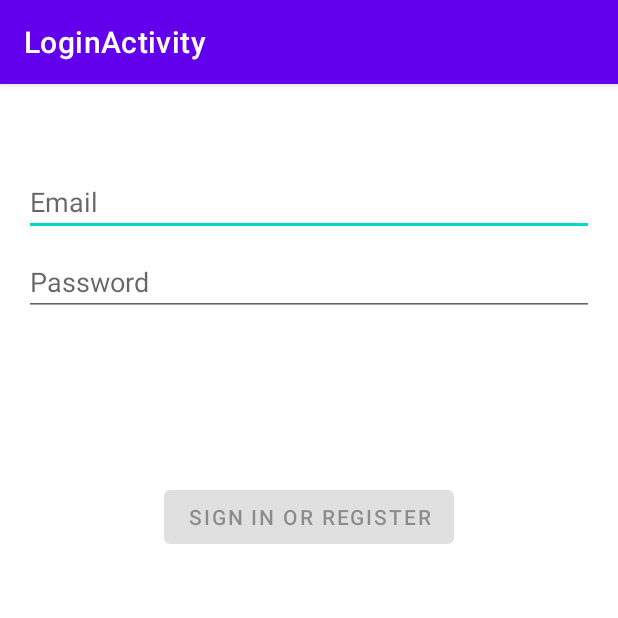
After one commit to lucashusa079/Seshat-Katherin-Lucas, an Android app: the LoginActivity screen opened directly, with no data from a screen before it, on a phone screen of 412 x 824 dp, the top half of it. The commit adds this screen. Run offline under Robolectric (Android 15) with nearby library versions, the phone set to English and light mode, and no system bars; 1 statement that could not run was skipped.

Commit message:
Base del proyecto2

```diff
--- a/app/build.gradle.kts
+++ b/app/build.gradle.kts
@@ -43,6 +43,8 @@ dependencies {
     implementation(libs.lifecycle.viewmodel.ktx)
     implementation(libs.navigation.fragment)
     implementation(libs.navigation.ui)
+    implementation(libs.annotation)
+    implementation(libs.activity)
     testImplementation(libs.junit)
     androidTestImplementation(libs.ext.junit)
     androidTestImplementation(libs.espresso.core)
--- a/app/src/main/AndroidManifest.xml
+++ b/app/src/main/AndroidManifest.xml
@@ -13,6 +13,10 @@
         android:theme="@style/Theme.Sashat"
         tools:targetApi="31">
         <activity
+            android:name=".ui.login.LoginActivity"
+            android:exported="false"
+            android:label="@string/title_activity_login" />
+        <activity
             android:name=".MainActivity"
             android:exported="true"
             android:label="@string/app_name">
--- /dev/null
+++ b/app/src/main/java/com/lucas/sashat/ui/login/LoginActivity.java
@@ -0,0 +1,26 @@
+package com.lucas.sashat.ui.login;
+
+import android.os.Bundle;
+
+import androidx.activity.EdgeToEdge;
+import androidx.appcompat.app.AppCompatActivity;
+import androidx.core.graphics.Insets;
+import androidx.core.view.ViewCompat;
+import androidx.core.view.WindowInsetsCompat;
+
+import com.lucas.sashat.R;
+
+public class LoginActivity extends AppCompatActivity {
+
+    @Override
+    protected void onCreate(Bundle savedInstanceState) {
+        super.onCreate(savedInstanceState);
+        EdgeToEdge.enable(this);
+        setContentView(R.layout.activity_login);
+        ViewCompat.setOnApplyWindowInsetsListener(findViewById(R.id.main), (v, insets) -> {
+            Insets systemBars = insets.getInsets(WindowInsetsCompat.Type.systemBars());
+            v.setPadding(systemBars.left, systemBars.top, systemBars.right, systemBars.bottom);
+            return insets;
+        });
+    }
+}
--- /dev/null
+++ b/app/src/main/res/layout-w1240dp/activity_login.xml
@@ -0,0 +1,69 @@
+<?xml version="1.0" encoding="utf-8"?>
+<androidx.constraintlayout.widget.ConstraintLayout xmlns:android="http://schemas.android.com/apk/res/android"
+    xmlns:app="http://schemas.android.com/apk/res-auto"
+    xmlns:tools="http://schemas.android.com/tools"
+    android:id="@+id/container"
+    android:layout_width="match_parent"
+    android:layout_height="match_parent"
+    android:paddingLeft="@dimen/activity_horizontal_margin"
+    android:paddingTop="@dimen/activity_vertical_margin"
+    android:paddingRight="@dimen/activity_horizontal_margin"
+    android:paddingBottom="@dimen/activity_vertical_margin"
+    tools:context=".ui.login.ui.login.LoginActivity">
+
+    <EditText
+        android:id="@+id/username"
+        android:layout_width="0dp"
+        android:layout_height="wrap_content"
+        android:layout_marginTop="96dp"
+        android:hint="@string/prompt_email"
+        android:inputType="textEmailAddress"
+        android:selectAllOnFocus="true"
+        app:layout_constraintEnd_toEndOf="parent"
+        app:layout_constraintStart_toStartOf="parent"
+        app:layout_constraintTop_toTopOf="parent" />
+
+    <EditText
+        android:id="@+id/password"
+        android:layout_width="0dp"
+        android:layout_height="wrap_content"
+        android:layout_marginTop="8dp"
+        android:hint="@string/prompt_password"
+        android:imeActionLabel="@string/action_sign_in_short"
+        android:imeOptions="actionDone"
+        android:inputType="textPassword"
+        android:selectAllOnFocus="true"
+        app:layout_constraintEnd_toEndOf="parent"
+        app:layout_constraintStart_toStartOf="parent"
+        app:layout_constraintTop_toBottomOf="@+id/username" />
+
+    <Button
+        android:id="@+id/login"
+        android:layout_width="wrap_content"
+        android:layout_height="wrap_content"
+        android:layout_gravity="start"
+        android:layout_marginTop="16dp"
+        android:layout_marginBottom="64dp"
+        android:enabled="false"
+        android:text="@string/action_sign_in"
+        app:layout_constraintBottom_toBottomOf="parent"
+        app:layout_constraintEnd_toEndOf="parent"
+        app:layout_constraintStart_toStartOf="parent"
+        app:layout_constraintTop_toBottomOf="@+id/password"
+        app:layout_constraintVertical_bias="0.2" />
+
+    <ProgressBar
+        android:id="@+id/loading"
+        android:layout_width="wrap_content"
+        android:layout_height="wrap_content"
+        android:layout_gravity="center"
+        android:layout_marginTop="64dp"
+        android:layout_marginBottom="64dp"
+        android:visibility="gone"
+        app:layout_constraintBottom_toBottomOf="parent"
+        app:layout_constraintEnd_toEndOf="@+id/password"
+        app:layout_constraintStart_toStartOf="@+id/password"
+        app:layout_constraintTop_toTopOf="parent"
+        app:layout_constraintVertical_bias="0.3" />
+
+</androidx.constraintlayout.widget.ConstraintLayout>
--- /dev/null
+++ b/app/src/main/res/layout-w936dp/activity_login.xml
@@ -0,0 +1,76 @@
+<?xml version="1.0" encoding="utf-8"?>
+<androidx.constraintlayout.widget.ConstraintLayout xmlns:android="http://schemas.android.com/apk/res/android"
+    xmlns:app="http://schemas.android.com/apk/res-auto"
+    xmlns:tools="http://schemas.android.com/tools"
+    android:id="@+id/container"
+    android:layout_width="match_parent"
+    android:layout_height="match_parent"
+    android:paddingLeft="@dimen/activity_horizontal_margin"
+    android:paddingTop="@dimen/activity_vertical_margin"
+    android:paddingRight="@dimen/activity_horizontal_margin"
+    android:paddingBottom="@dimen/activity_vertical_margin"
+    tools:context=".ui.login.ui.login.LoginActivity">
+
+    <androidx.constraintlayout.widget.ConstraintLayout
+        android:layout_width="840dp"
+        android:layout_height="match_parent"
+        app:layout_constraintEnd_toEndOf="parent"
+        app:layout_constraintStart_toStartOf="parent">
+
+        <EditText
+            android:id="@+id/username"
+            android:layout_width="0dp"
+            android:layout_height="wrap_content"
+            android:layout_marginTop="96dp"
+            android:hint="@string/prompt_email"
+            android:inputType="textEmailAddress"
+            android:selectAllOnFocus="true"
+            app:layout_constraintEnd_toEndOf="parent"
+            app:layout_constraintStart_toStartOf="parent"
+            app:layout_constraintTop_toTopOf="parent" />
+
+        <EditText
+            android:id="@+id/password"
+            android:layout_width="0dp"
+            android:layout_height="wrap_content"
+            android:layout_marginTop="8dp"
+            android:hint="@string/prompt_password"
+            android:imeActionLabel="@string/action_sign_in_short"
+            android:imeOptions="actionDone"
+            android:inputType="textPassword"
+            android:selectAllOnFocus="true"
+            app:layout_constraintEnd_toEndOf="parent"
+            app:layout_constraintStart_toStartOf="parent"
+            app:layout_constraintTop_toBottomOf="@+id/username" />
+
+        <Button
+            android:id="@+id/login"
+            android:layout_width="wrap_content"
+            android:layout_height="wrap_content"
+            android:layout_gravity="start"
+            android:layout_marginTop="16dp"
+            android:layout_marginBottom="64dp"
+            android:enabled="false"
+            android:text="@string/action_sign_in"
+            app:layout_constraintBottom_toBottomOf="parent"
+            app:layout_constraintEnd_toEndOf="parent"
+            app:layout_constraintStart_toStartOf="parent"
+            app:layout_constraintTop_toBottomOf="@+id/password"
+            app:layout_constraintVertical_bias="0.2" />
+
+        <ProgressBar
+            android:id="@+id/loading"
+            android:layout_width="wrap_content"
+            android:layout_height="wrap_content"
+            android:layout_gravity="center"
+            android:layout_marginTop="64dp"
+            android:layout_marginBottom="64dp"
+            android:visibility="gone"
+            app:layout_constraintBottom_toBottomOf="parent"
+            app:layout_constraintEnd_toEndOf="@+id/password"
+            app:layout_constraintStart_toStartOf="@+id/password"
+            app:layout_constraintTop_toTopOf="parent"
+            app:layout_constraintVertical_bias="0.3" />
+
+    </androidx.constraintlayout.widget.ConstraintLayout>
+</androidx.constraintlayout.widget.ConstraintLayout>
--- /dev/null
+++ b/app/src/main/res/layout/activity_login.xml
@@ -0,0 +1,69 @@
+<?xml version="1.0" encoding="utf-8"?>
+<androidx.constraintlayout.widget.ConstraintLayout xmlns:android="http://schemas.android.com/apk/res/android"
+    xmlns:app="http://schemas.android.com/apk/res-auto"
+    xmlns:tools="http://schemas.android.com/tools"
+    android:id="@+id/container"
+    android:layout_width="match_parent"
+    android:layout_height="match_parent"
+    android:paddingLeft="@dimen/activity_horizontal_margin"
+    android:paddingTop="@dimen/activity_vertical_margin"
+    android:paddingRight="@dimen/activity_horizontal_margin"
+    android:paddingBottom="@dimen/activity_vertical_margin"
+    tools:context=".ui.login.ui.login.LoginActivity">
+
+    <EditText
+        android:id="@+id/username"
+        android:layout_width="0dp"
+        android:layout_height="wrap_content"
+        android:layout_marginTop="96dp"
+        android:hint="@string/prompt_email"
+        android:inputType="textEmailAddress"
+        android:selectAllOnFocus="true"
+        app:layout_constraintEnd_toEndOf="parent"
+        app:layout_constraintStart_toStartOf="parent"
+        app:layout_constraintTop_toTopOf="parent" />
+
+    <EditText
+        android:id="@+id/password"
+        android:layout_width="0dp"
+        android:layout_height="wrap_content"
+        android:layout_marginTop="8dp"
+        android:hint="@string/prompt_password"
+        android:imeActionLabel="@string/action_sign_in_short"
+        android:imeOptions="actionDone"
+        android:inputType="textPassword"
+        android:selectAllOnFocus="true"
+        app:layout_constraintEnd_toEndOf="parent"
+        app:layout_constraintStart_toStartOf="parent"
+        app:layout_constraintTop_toBottomOf="@+id/username" />
+
+    <Button
+        android:id="@+id/login"
+        android:layout_width="wrap_content"
+        android:layout_height="wrap_content"
+        android:layout_gravity="start"
+        android:layout_marginTop="16dp"
+        android:layout_marginBottom="64dp"
+        android:enabled="false"
+        android:text="@string/action_sign_in"
+        app:layout_constraintBottom_toBottomOf="parent"
+        app:layout_constraintEnd_toEndOf="parent"
+        app:layout_constraintStart_toStartOf="parent"
+        app:layout_constraintTop_toBottomOf="@+id/password"
+        app:layout_constraintVertical_bias="0.2" />
+
+    <ProgressBar
+        android:id="@+id/loading"
+        android:layout_width="wrap_content"
+        android:layout_height="wrap_content"
+        android:layout_gravity="center"
+        android:layout_marginTop="64dp"
+        android:layout_marginBottom="64dp"
+        android:visibility="gone"
+        app:layout_constraintBottom_toBottomOf="parent"
+        app:layout_constraintEnd_toEndOf="@+id/password"
+        app:layout_constraintStart_toStartOf="@+id/password"
+        app:layout_constraintTop_toTopOf="parent"
+        app:layout_constraintVertical_bias="0.3" />
+
+</androidx.constraintlayout.widget.ConstraintLayout>
--- /dev/null
+++ b/app/src/main/res/layout/activity_login2.xml
@@ -0,0 +1,10 @@
+<?xml version="1.0" encoding="utf-8"?>
+<androidx.constraintlayout.widget.ConstraintLayout xmlns:android="http://schemas.android.com/apk/res/android"
+    xmlns:app="http://schemas.android.com/apk/res-auto"
+    xmlns:tools="http://schemas.android.com/tools"
+    android:id="@+id/main"
+    android:layout_width="match_parent"
+    android:layout_height="match_parent"
+    tools:context=".ui.login.LoginActivity">
+
+</androidx.constraintlayout.widget.ConstraintLayout>
--- /dev/null
+++ b/app/src/main/res/values-land/dimens.xml
@@ -0,0 +1,3 @@
+<resources>
+    <dimen name="activity_horizontal_margin">48dp</dimen>
+</resources>
--- /dev/null
+++ b/app/src/main/res/values-w1240dp/dimens.xml
@@ -0,0 +1,3 @@
+<resources>
+    <dimen name="activity_horizontal_margin">200dp</dimen>
+</resources>
--- /dev/null
+++ b/app/src/main/res/values-w600dp/dimens.xml
@@ -0,0 +1,3 @@
+<resources>
+    <dimen name="activity_horizontal_margin">48dp</dimen>
+</resources>
--- a/app/src/main/res/values/strings.xml
+++ b/app/src/main/res/values/strings.xml
@@ -3,4 +3,13 @@
     <string name="title_home">Home</string>
     <string name="title_dashboard">Dashboard</string>
     <string name="title_notifications">Notifications</string>
+    <string name="title_activity_login">LoginActivity</string>
+    <string name="prompt_email">Email</string>
+    <string name="prompt_password">Password</string>
+    <string name="action_sign_in">Sign in or register</string>
+    <string name="action_sign_in_short">Sign in</string>
+    <string name="welcome">"Welcome !"</string>
+    <string name="invalid_username">Not a valid username</string>
+    <string name="invalid_password">Password must be >5 characters</string>
+    <string name="login_failed">"Login failed"</string>
 </resources>
--- a/gradle/libs.versions.toml
+++ b/gradle/libs.versions.toml
@@ -10,6 +10,8 @@ lifecycleLivedataKtx = "2.8.7"
 lifecycleViewmodelKtx = "2.8.7"
 navigationFragment = "2.8.7"
 navigationUi = "2.8.7"
+annotation = "1.9.1"
+activity = "1.10.0"
 
 [libraries]
 junit = { group = "junit", name = "junit", version.ref = "junit" }
@@ -22,6 +24,8 @@ lifecycle-livedata-ktx = { group = "androidx.lifecycle", name = "lifecycle-lived
 lifecycle-viewmodel-ktx = { group = "androidx.lifecycle", name = "lifecycle-viewmodel-ktx", version.ref = "lifecycleViewmodelKtx" }
 navigation-fragment = { group = "androidx.navigation", name = "navigation-fragment", version.ref = "navigationFragment" }
 navigation-ui = { group = "androidx.navigation", name = "navigation-ui", version.ref = "navigationUi" }
+annotation = { group = "androidx.annotation", name = "annotation", version.ref = "annotation" }
+activity = { group = "androidx.activity", name = "activity", version.ref = "activity" }
 
 [plugins]
 android-application = { id = "com.android.application", version.ref = "agp" }
```
